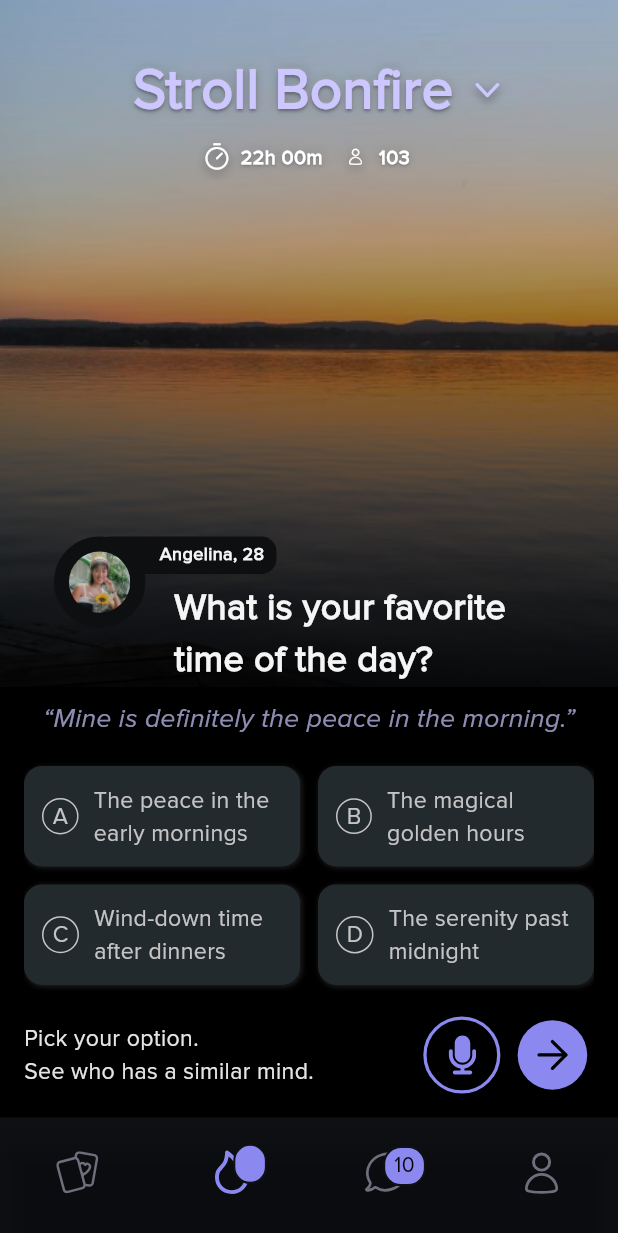
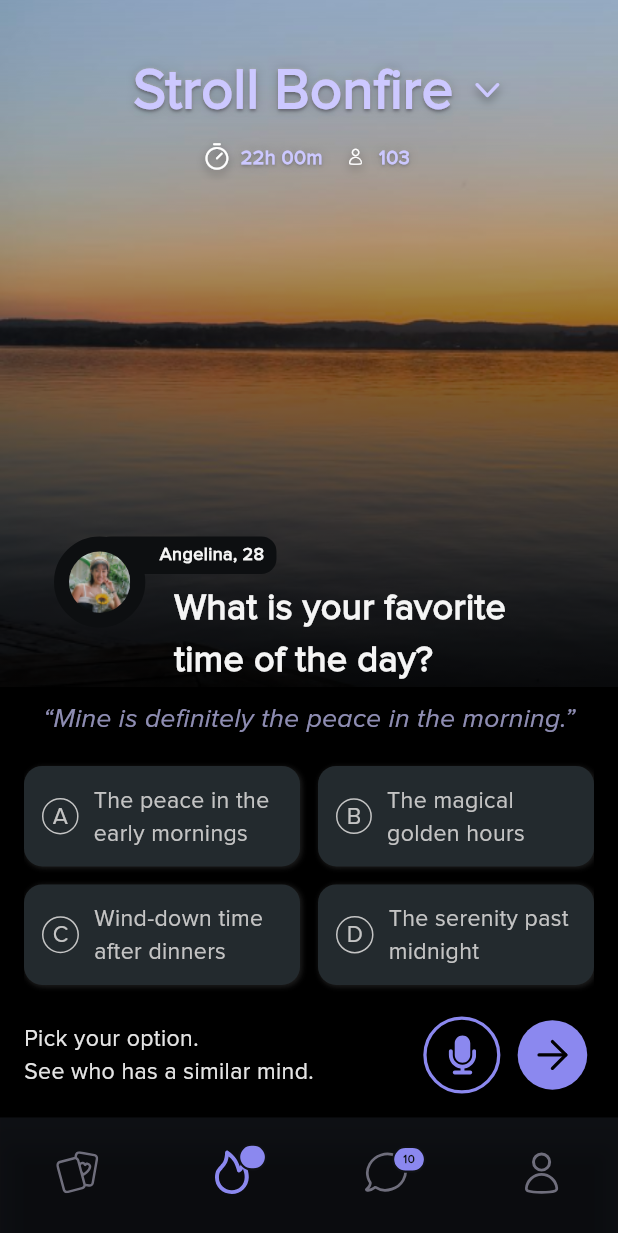
Before and after one commit to PrathamBhavsar/stroll_demo, a Flutter app: the screen it shows after launch, on a phone screen of 412 x 824 dp. Shown: the top 1233 px of the screen. Run offline on Flutter 3.47's test engine with Material 3 defaults, Android fonts, the phone set to English and light mode, and no system bars; our stand-ins replace flutter_screenutil, flutter_svg.

Commit message:
added text style

```diff
--- a/lib/constants/app_texts.dart
+++ b/lib/constants/app_texts.dart
@@ -25,7 +25,7 @@
   static TextStyle subHeadline = TextStyle(
     fontWeight: FontWeight.w600,
     fontSize: 12.sp,
-    color: Colors.white,
+    color: AppColors.textHeaderPurple,
     shadows: AppColors.titleTextShadows,
   );
 
--- a/lib/views/home/home_screen.dart
+++ b/lib/views/home/home_screen.dart
@@ -3,6 +3,7 @@
 import 'package:provider/provider.dart';
 import 'package:stroll_demo/constants/app_colors.dart';
 import 'package:stroll_demo/constants/app_spaces.dart';
+import 'package:stroll_demo/constants/app_texts.dart';
 import 'package:stroll_demo/views/home/pages/chats_page.dart';
 import 'package:stroll_demo/views/home/pages/bonfire/bonfire.dart';
 import 'package:stroll_demo/views/home/pages/matches_page.dart';
```
